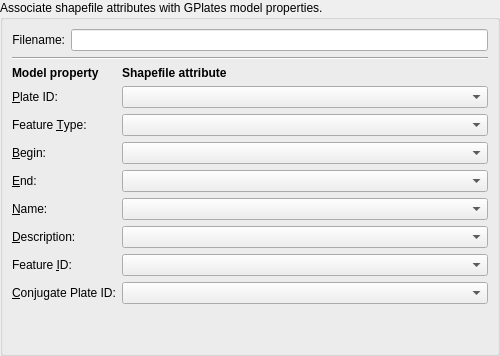
First picture: the form in src/qt-widgets/ShapefileAttributeWidgetUi.ui, repository GPlates/GPlates, before the edit.
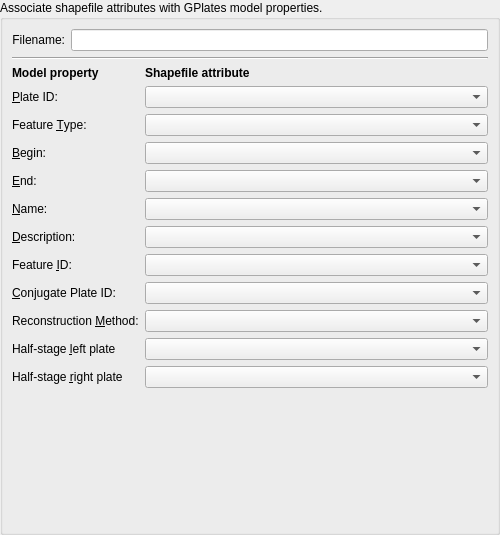
Second picture: the form after the edit.

Diff of the .ui file:
```diff
--- a/src/qt-widgets/ShapefileAttributeWidgetUi.ui
+++ b/src/qt-widgets/ShapefileAttributeWidgetUi.ui
@@ -1,12 +1,12 @@
 <ui version="4.0" >
  <class>ShapefileAttributeWidget</class>
- <widget class="QWidget" name="ShapefileAttributeWidget" >
-  <property name="geometry" >
+ <widget class="QWidget" name="ShapefileAttributeWidget">
+  <property name="geometry">
    <rect>
     <x>0</x>
     <y>0</y>
     <width>500</width>
-    <height>356</height>
+    <height>535</height>
    </rect>
   </property>
   <property name="sizePolicy" >
@@ -36,9 +36,9 @@
      <property name="title" >
       <string>Associate shapefile attributes with GPlates model properties.</string>
      </property>
-     <layout class="QVBoxLayout" name="verticalLayout" >
-      <item>
-       <layout class="QHBoxLayout" name="horizontalLayout" >
+     <layout class="QGridLayout" name="gridLayout">
+      <item row="0" column="0">
+       <layout class="QHBoxLayout" name="horizontalLayout">
         <item>
          <widget class="QLabel" name="label_filename" >
           <property name="layoutDirection" >
@@ -68,11 +68,14 @@
         </property>
        </widget>
       </item>
-      <item>
-       <layout class="QFormLayout" name="formLayout" >
-        <item row="0" column="0" >
-         <widget class="QLabel" name="label_model_properties" >
-          <property name="font" >
+      <item row="2" column="0">
+       <layout class="QFormLayout" name="formLayout">
+        <property name="fieldGrowthPolicy">
+         <enum>QFormLayout::AllNonFixedFieldsGrow</enum>
+        </property>
+        <item row="0" column="0">
+         <widget class="QLabel" name="label_model_properties">
+          <property name="font">
            <font>
             <weight>75</weight>
             <bold>true</bold>
@@ -200,9 +203,51 @@
         <item row="7" column="1" >
          <widget class="QComboBox" name="combo_feature_id" />
         </item>
-        <item row="8" column="0" >
-         <widget class="QLabel" name="label_conjugate" >
-          <property name="text" >
+        <item row="8" column="1">
+         <widget class="QComboBox" name="combo_conjugate"/>
+        </item>
+        <item row="9" column="0">
+         <widget class="QLabel" name="label_recon_method">
+          <property name="text">
+           <string>Reconstruction &amp;Method:</string>
+          </property>
+          <property name="buddy">
+           <cstring>combo_recon_method</cstring>
+          </property>
+         </widget>
+        </item>
+        <item row="9" column="1">
+         <widget class="QComboBox" name="combo_recon_method"/>
+        </item>
+        <item row="10" column="0">
+         <widget class="QLabel" name="label_left_plate">
+          <property name="text">
+           <string>Half-stage &amp;left plate</string>
+          </property>
+          <property name="buddy">
+           <cstring>combo_left</cstring>
+          </property>
+         </widget>
+        </item>
+        <item row="10" column="1">
+         <widget class="QComboBox" name="combo_left"/>
+        </item>
+        <item row="11" column="0">
+         <widget class="QLabel" name="label_right_plate">
+          <property name="text">
+           <string>Half-stage &amp;right plate</string>
+          </property>
+          <property name="buddy">
+           <cstring>combo_left</cstring>
+          </property>
+         </widget>
+        </item>
+        <item row="11" column="1">
+         <widget class="QComboBox" name="combo_right"/>
+        </item>
+        <item row="8" column="0">
+         <widget class="QLabel" name="label_conjugate">
+          <property name="text">
            <string>&amp;Conjugate Plate ID:</string>
           </property>
           <property name="buddy" >
@@ -210,14 +255,11 @@
           </property>
          </widget>
         </item>
-        <item row="8" column="1" >
-         <widget class="QComboBox" name="combo_conjugate" />
-        </item>
        </layout>
       </item>
-      <item>
-       <spacer name="verticalSpacer" >
-        <property name="orientation" >
+      <item row="3" column="0">
+       <spacer name="verticalSpacer">
+        <property name="orientation">
          <enum>Qt::Vertical</enum>
         </property>
         <property name="sizeHint" stdset="0" >
```
Left out of the diff: 145 changed lines with no effect on the pictures.
